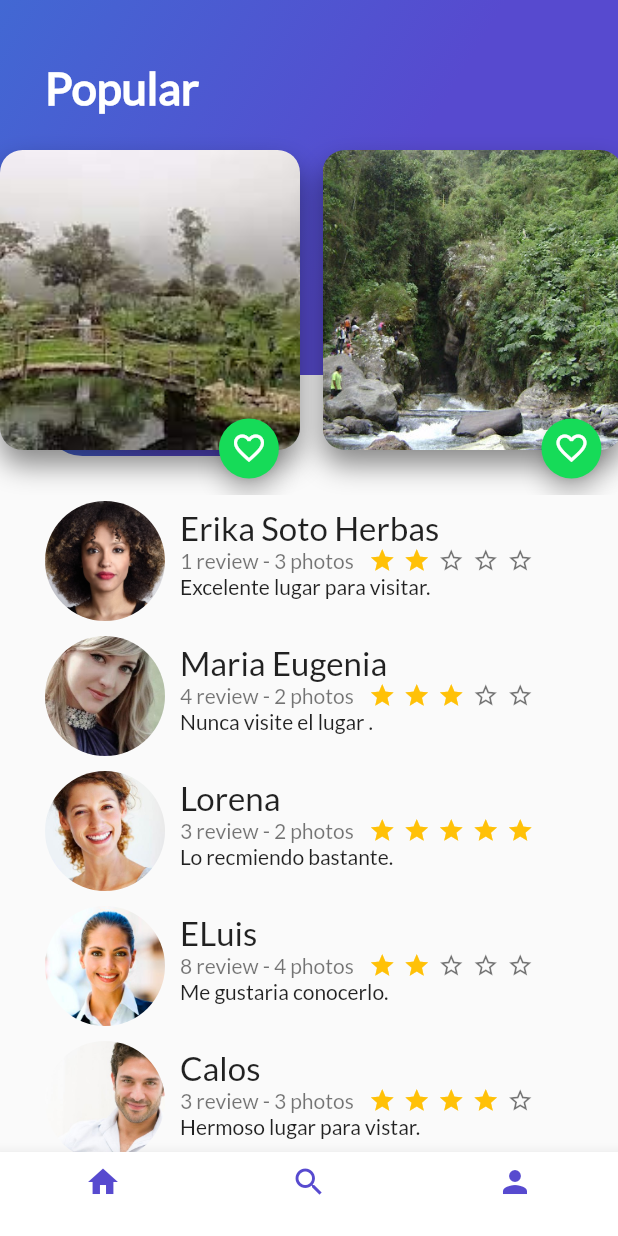
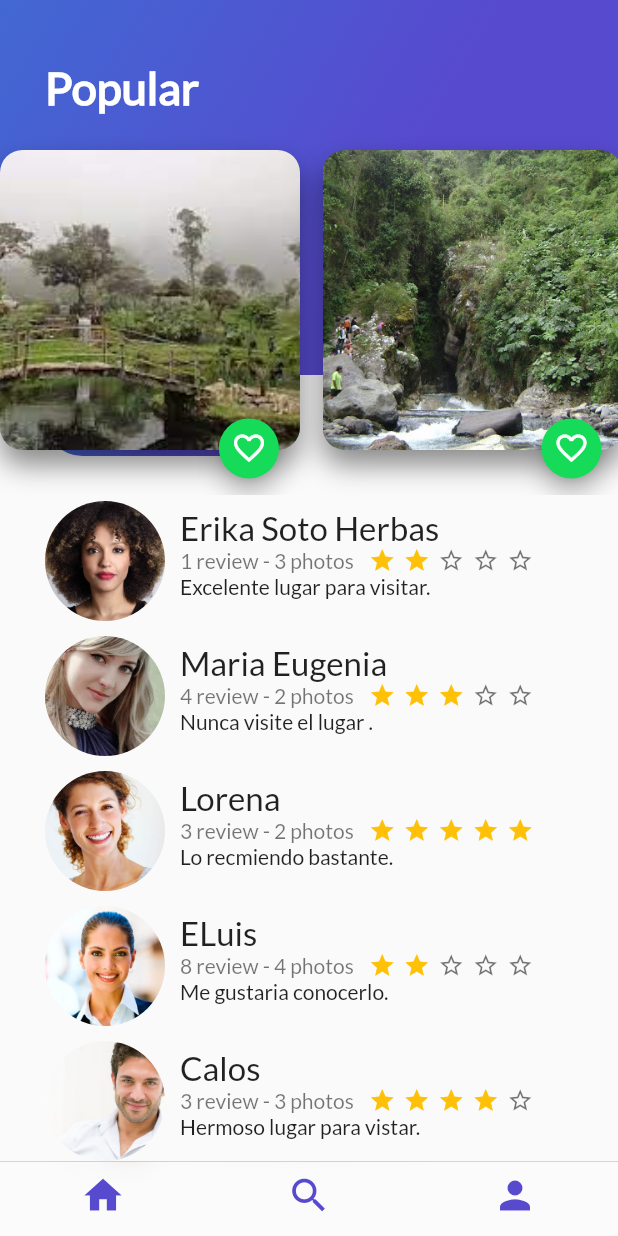
Before and after one commit to Erika-2021/tarea, a Flutter app: the screen it shows after launch, scrolled down 360 dp, on a phone screen of 412 x 824 dp. Run offline on Flutter 3.47's test engine with Material 2 defaults, Android fonts, the phone set to English and light mode, and no system bars.

Commit message:
clase8-2

```diff
--- a/lib/main.dart
+++ b/lib/main.dart
@@ -1,5 +1,6 @@
 import 'package:flutter/material.dart';
 import 'package:miproyecto/places.dart';
+import 'package:miproyecto/places_cupertino.dart';
 
 import 'home.dart';
 
@@ -16,7 +17,7 @@ class MyApp extends StatelessWidget {
           primarySwatch: Colors.blue,
           visualDensity: VisualDensity.adaptivePlatformDensity
         ),
-      home: Places(),
+      home: PlacesCupertino(),
     );
   }
 }
--- /dev/null
+++ b/lib/places_cupertino.dart
@@ -0,0 +1,65 @@
+import 'package:flutter/material.dart';
+import 'package:flutter/cupertino.dart';
+import 'package:miproyecto/home.dart';
+import 'package:miproyecto/profile_places.dart';
+import 'package:miproyecto/search_places.dart';
+
+class PlacesCupertino extends StatelessWidget{
+  @override
+  Widget build(BuildContext context) {
+    final places = Scaffold(
+      bottomNavigationBar: CupertinoTabScaffold(
+        tabBar: CupertinoTabBar(
+          backgroundColor: Colors.white.withAlpha(50),
+          items: [
+            BottomNavigationBarItem(
+              icon: Icon(
+                  Icons.home,
+                color: Color(0xFF574ACF),
+              )
+            ),
+            BottomNavigationBarItem(
+                icon: Icon(
+                  Icons.search,
+                  color: Color(0xFF574ACF),
+                )
+            ),
+            BottomNavigationBarItem(
+                icon: Icon(
+                  Icons.person,
+                  color: Color(0xFF574ACF),
+                )
+            )
+          ],
+        ),
+          tabBuilder: (BuildContext context, int index){
+          CupertinoTabView cupertinoTabView;
+
+          switch(index){
+            case 0:
+              cupertinoTabView = CupertinoTabView(
+                builder: (BuildContext context) => MyHome(),
+              );
+              break;
+
+            case 1:
+              cupertinoTabView = CupertinoTabView(
+                builder: (BuildContext context) => SearchPlaces(),
+              );
+              break;
+
+            case 2:
+              cupertinoTabView = CupertinoTabView(
+                builder: (BuildContext context) => ProfilePlaces(),
+              );
+              break;
+          }
+
+          return cupertinoTabView;
+        }
+      ),
+    );
+    return places;
+  }
+
+}
```
